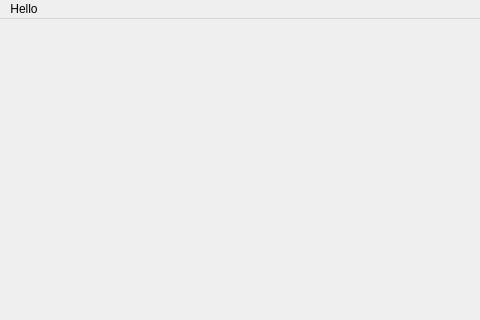
Above: Tasker/taskermainui.ui from thebigG/Tasker before the change; both pictures show x 0 to 480 and y 0 to 320 of the 800 by 600 pixel window. Below: the same form after it.
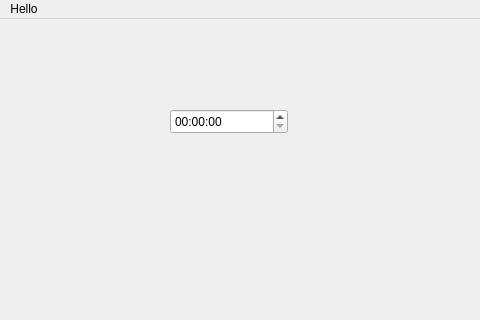
That is the form after the change.

Diff of the .ui file:
```diff
--- a/Tasker/taskermainui.ui
+++ b/Tasker/taskermainui.ui
@@ -13,7 +13,18 @@
   <property name="windowTitle">
    <string>TaskerMainUI</string>
   </property>
-  <widget class="QWidget" name="centralwidget"/>
+  <widget class="QWidget" name="centralwidget">
+   <widget class="QTimeEdit" name="timeEdit">
+    <property name="geometry">
+     <rect>
+      <x>170</x>
+      <y>90</y>
+      <width>118</width>
+      <height>25</height>
+     </rect>
+    </property>
+   </widget>
+  </widget>
   <widget class="QMenuBar" name="newmenu">
    <property name="geometry">
     <rect>
```
